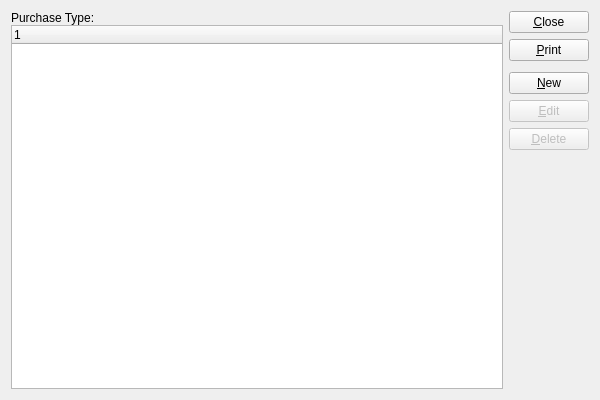
Before: the Qt Designer form source/inventory/foundation-database/xtcore/tables/pkguiform/poTypes.ui in tomdatkins/xtuple, drawn with Qt 5.
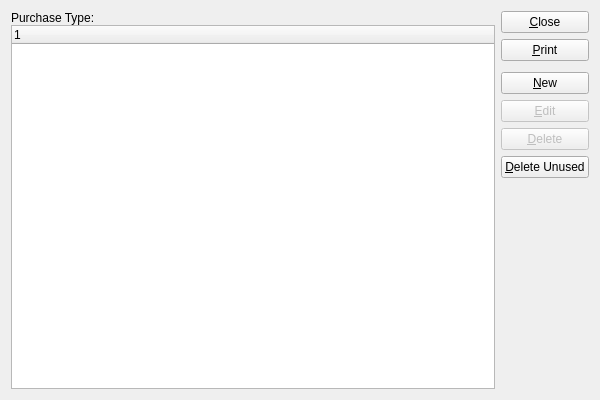
After: the same form once the commit is applied. Custom widgets are drawn as their Qt base class.

```diff
--- a/source/inventory/foundation-database/xtcore/tables/pkguiform/poTypes.ui
+++ b/source/inventory/foundation-database/xtcore/tables/pkguiform/poTypes.ui
@@ -97,6 +97,16 @@
        </property>
       </widget>
      </item>
+     <item>
+      <widget class="QPushButton" name="_deleteunused">
+       <property name="enabled">
+        <bool>true</bool>
+       </property>
+       <property name="text">
+        <string>&amp;Delete Unused</string>
+       </property>
+      </widget>
+     </item>
      <item>
       <spacer name="Spacer34">
        <property name="orientation">
```
